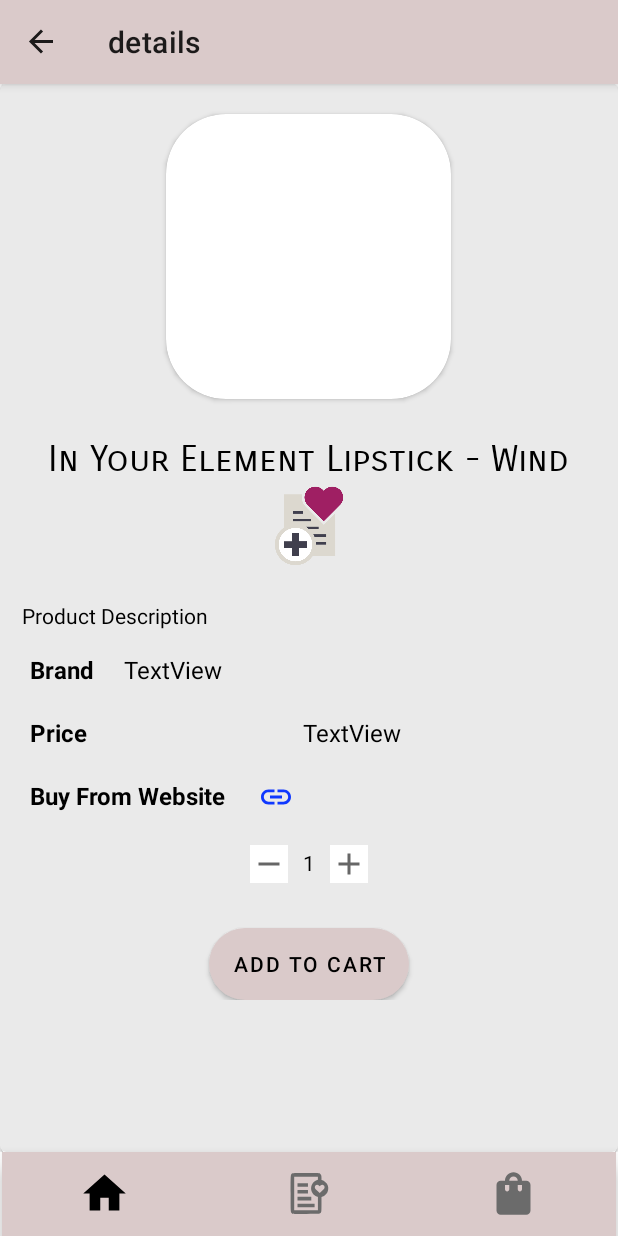
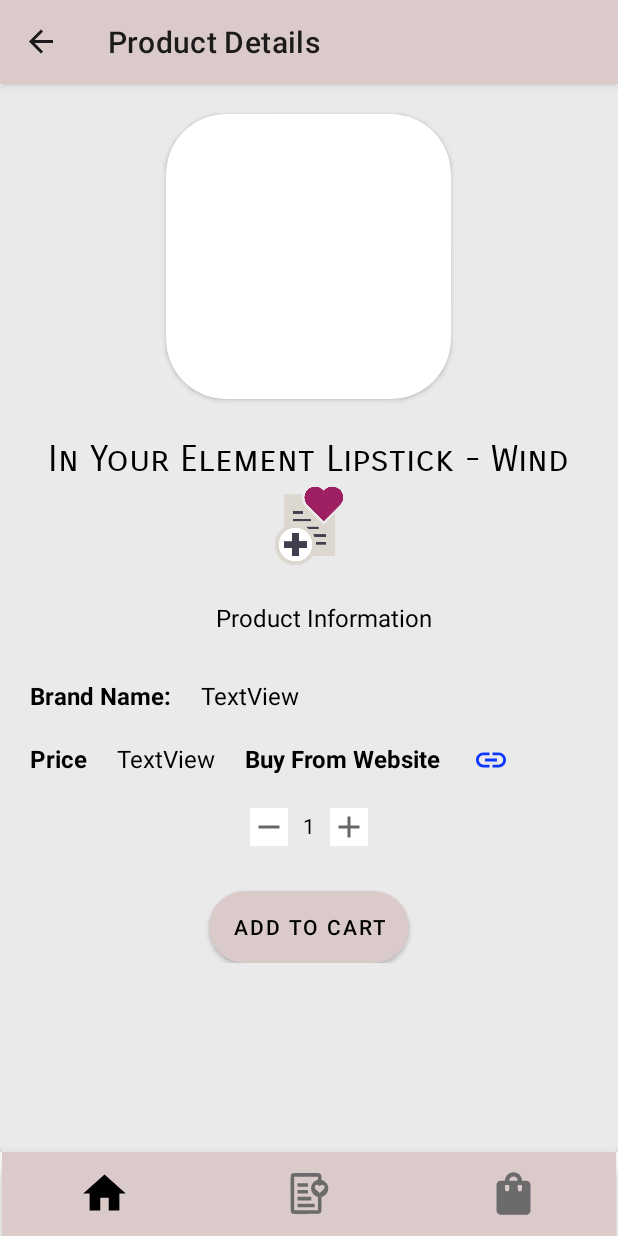
Before and after one commit to Hindalzarah/BeautyStop, an Android app: the DetailsFragment screen opened through its navigation route, on a phone screen of 412 x 824 dp. Run offline under Robolectric (Android 15) with nearby library versions, the phone set to English and light mode, and no system bars; our stand-ins replace Firebase (no records; nobody signed in at launch, a user with empty details on screens opened directly), Picasso, navigation-ui; libraries missing offline, so code that uses them is left out: org.imaginativeworld.oopsnointernet; pictures from the network do not load; 1 statement that could not run was skipped.

Commit message:
bugs fixed

```diff
--- a/app/src/main/java/com/example/beautystop/models/MakeupModel.kt
+++ b/app/src/main/java/com/example/beautystop/models/MakeupModel.kt
@@ -24,4 +24,5 @@ data class MakeupModel(
 
 
 
+
 )
--- a/app/src/main/java/com/example/beautystop/view/ProductsListViewModel.kt
+++ b/app/src/main/java/com/example/beautystop/view/ProductsListViewModel.kt
@@ -34,7 +34,7 @@ class ProductsListViewModel : ViewModel() {
     var currentPage = 0
     var limit = 15
     var pages = 0
-//    var counter = 0
+
 
     //for when a specific item is selected to display the details fragment
     val selectItem = MutableLiveData<MakeupModel>()
--- a/app/src/main/java/com/example/beautystop/view/WishlistFragment.kt
+++ b/app/src/main/java/com/example/beautystop/view/WishlistFragment.kt
@@ -47,6 +47,7 @@ class WishlistFragment : Fragment() {
 
             binding.favoritesProgressBar.animate().alpha(0f)
 
+            //if the model is empty, a text will appear
             if (it.isEmpty()) {
                 binding.emptyWishlistTv.visibility = View.VISIBLE
 
@@ -55,7 +56,6 @@ class WishlistFragment : Fragment() {
             }
 
             productsListViewModel.makeupProductsErrorLiveData.postValue(null)
-
 
         })
 
--- a/app/src/main/res/layout/fragment_details.xml
+++ b/app/src/main/res/layout/fragment_details.xml
@@ -79,9 +79,11 @@
             android:layout_width="match_parent"
             android:layout_height="wrap_content"
             android:layout_marginStart="10dp"
-            android:layout_marginBottom="5dp"
-            android:text="Product Description"
-            android:textColor="@color/black" />
+            android:layout_marginBottom="20dp"
+            android:gravity="center"
+            android:text="Product Information"
+            android:textColor="@color/black"
+            android:textSize="16sp" />
 
         <ScrollView
             android:layout_width="match_parent"
@@ -135,7 +137,6 @@
                         android:layout_width="wrap_content"
                         android:layout_height="wrap_content"
                         android:layout_margin="10dp"
-                        android:layout_weight="1"
                         android:text="@string/price" />
 
                     <TextView
@@ -143,18 +144,10 @@
                         android:layout_width="wrap_content"
                         android:layout_height="wrap_content"
                         android:layout_margin="10dp"
-                        android:layout_weight="1"
+                        android:layout_marginRight="20dp"
                         android:text="TextView"
                         android:textColor="@color/black"
                         android:textSize="16sp" />
-                </LinearLayout>
-
-                <LinearLayout
-                    android:layout_width="match_parent"
-                    android:layout_height="wrap_content"
-                    android:layout_marginStart="10dp"
-                    android:layout_marginEnd="10dp"
-                    android:orientation="horizontal">
 
                     <TextView
                         android:id="@+id/product_website_link"
@@ -173,8 +166,14 @@
                         android:backgroundTint="#03FFFFFF"
                         android:src="@drawable/ic_baseline_link_24"
                         android:text="TextView" />
+                </LinearLayout>
 
-                </LinearLayout>
+                <LinearLayout
+                    android:layout_width="match_parent"
+                    android:layout_height="wrap_content"
+                    android:layout_marginStart="10dp"
+                    android:layout_marginEnd="10dp"
+                    android:orientation="horizontal"/>
 
             </LinearLayout>
         </ScrollView>
--- a/app/src/main/res/layout/fragment_shopping_bag.xml
+++ b/app/src/main/res/layout/fragment_shopping_bag.xml
@@ -28,6 +28,7 @@
         android:background="@drawable/button_shape"
         android:text="@string/place_order"
         android:textColor="@color/black"
+        android:visibility="invisible"
         app:layout_constraintBottom_toBottomOf="parent"
         app:layout_constraintEnd_toEndOf="parent" />
 
--- a/app/src/main/res/navigation/main_graph.xml
+++ b/app/src/main/res/navigation/main_graph.xml
@@ -23,8 +23,8 @@
     <fragment
         android:id="@+id/detailsFragment"
         android:name="com.example.beautystop.view.DetailsFragment"
-        android:label="details"
-        tools:layout="@layout/fragment_details" >
+        android:label="Product Details"
+        tools:layout="@layout/fragment_details">
         <action
             android:id="@+id/action_detailsFragment_to_shoppingCartFragment"
             app:destination="@id/shoppingCartFragment" />
@@ -44,7 +44,7 @@
     <fragment
         android:id="@+id/productsListFragment"
         android:name="com.example.beautystop.view.ProductsListFragment"
-        android:label="products"
+        android:label="Products"
         tools:layout="@layout/fragment_products_list">
         <action
             android:id="@+id/action_productsListFragment_to_detailsFragment"
@@ -59,14 +59,14 @@
         android:label="Bag"
         tools:layout="@layout/fragment_shopping_bag">
         <action
-            android:id="@+id/action_shoppingCartFragment_to_orderFragment"
+            android:id="@+id/action_shoppingCartFragment_to_ConfirmationFragment"
             app:destination="@id/ConfirmationFragment" />
         <action
-            android:id="@+id/action_shoppingCartFragment_to_orderFragment"
+            android:id="@+id/action_shoppingCartFragment_to_ConfirmationFragment"
             app:destination="@id/ConfirmationFragment" />
     </fragment>
     <fragment
         android:id="@+id/ConfirmationFragment"
         android:name="com.example.beautystop.view.OrderFragment"
-        android:label="OrderFragment" />
+        android:label="Confitmation" />
 </navigation>
--- a/app/src/main/res/values/strings.xml
+++ b/app/src/main/res/values/strings.xml
@@ -15,8 +15,8 @@
 
     <string name="hello_first_fragment">Hello first fragment</string>
     <string name="hello_second_fragment">Hello second fragment. Arg: %1$s</string>
-    <string name="log_out">Log out</string>
-    <string name="brand">Brand</string>
+    <string name="log_out">Logout</string>
+    <string name="brand">Brand Name:</string>
     <string name="price">Price</string>
     <string name="buy_from_website">Buy From Website</string>
     <string name="colors">Colors</string>
```
Also changed, not shown: app/src/main/java/com/example/beautystop/view/DetailsFragment.kt (+4 -3 lines), app/src/main/java/com/example/beautystop/view/ProductsListFragment.kt (+9 -7 lines), app/src/main/java/com/example/beautystop/view/RegisterActivity.kt (+8 -10 lines), app/src/main/java/com/example/beautystop/view/ShoppingBagFragment.kt (+15 -11 lines), app/src/main/java/com/example/beautystop/view/adapter/ProductsAdapter.kt (+5 -3 lines), app/src/main/java/com/example/beautystop/view/adapter/ShoppingBagAdapter.kt (+7 -2 lines), app/src/main/java/com/example/beautystop/view/adapter/WishlistAdapter.kt (+25 -25 lines), app/src/main/res/layout/wishlist_item_layout.xml (+6 -43 lines).
